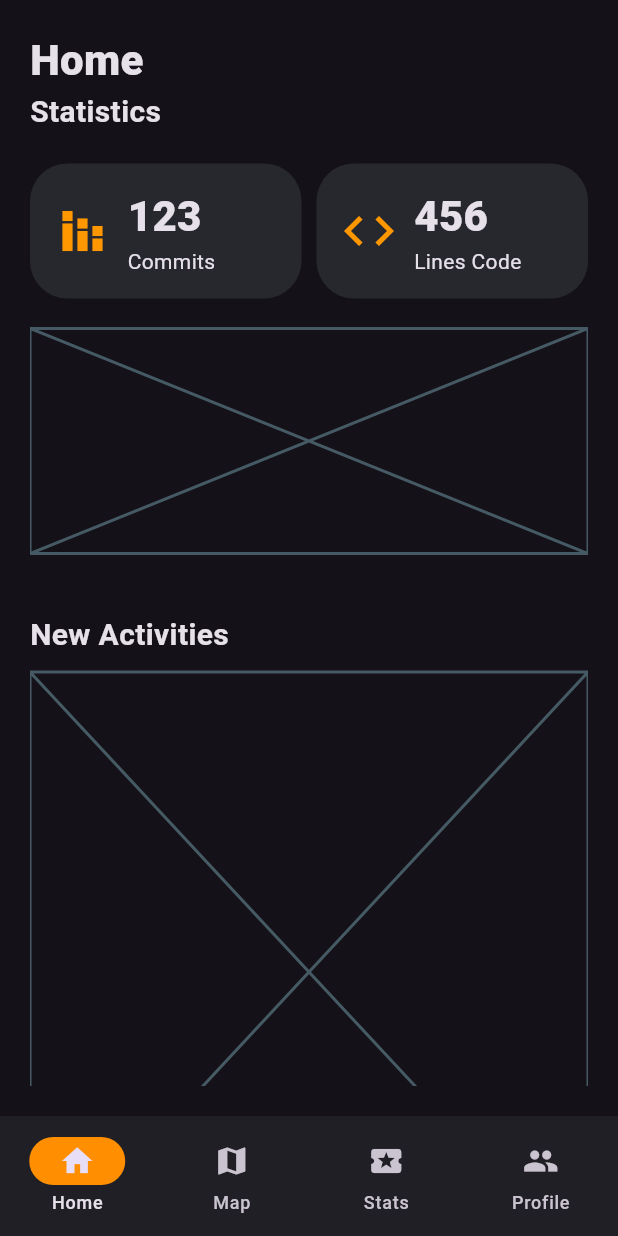
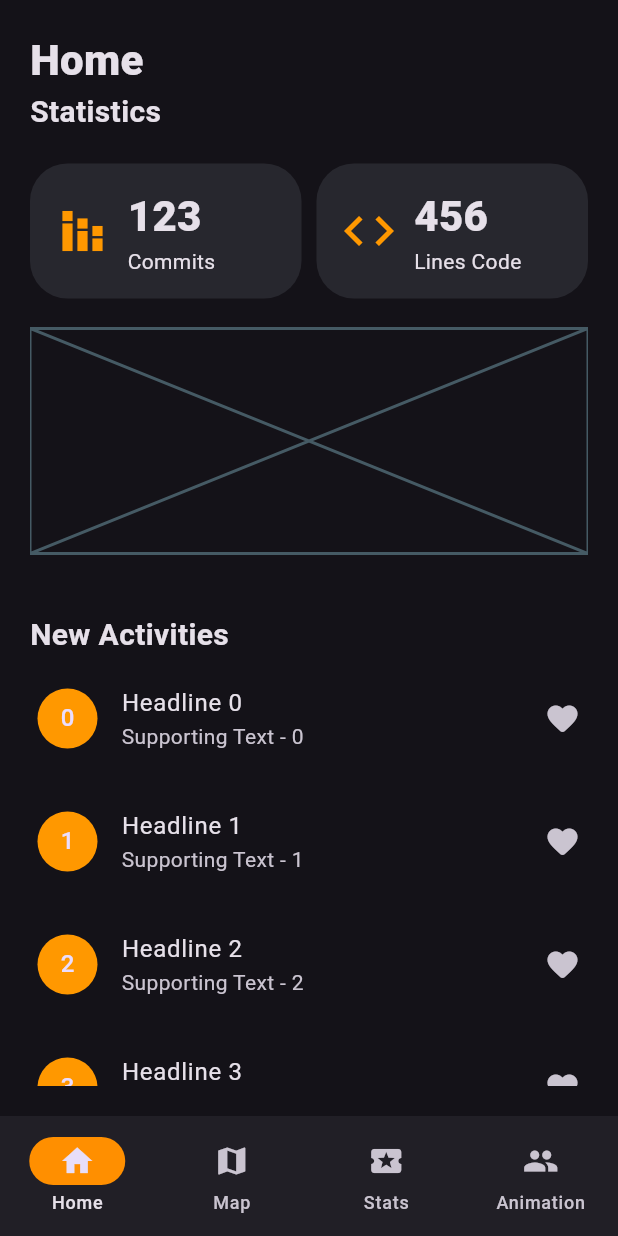
Before and after one commit to RaxoTheOne/mapz-batch2-app, a Flutter app: the screen it shows after launch, on a phone screen of 412 x 824 dp. Run offline on Flutter 3.47's test engine with Material 2 defaults, Android fonts, the phone set to English and light mode, and no system bars.

Commit message:
created list view and animated container

```diff
--- a/lib/app.dart
+++ b/lib/app.dart
@@ -52,7 +52,7 @@ class _NavigationWrapperState extends State<NavigationWrapper> {
           ),
           NavigationDestination(
             icon: Icon(Icons.group),
-            label: 'Profile',
+            label: 'Animation',
           ),
         ],
       ),
@@ -61,7 +61,7 @@ class _NavigationWrapperState extends State<NavigationWrapper> {
         const StyledPage(),
         const MapPage(),
         const StatsPagewithlist(),
-        const ProfilePage(),
+        const AnimatedContainerExample(),
       ][currentPageIndex]),
     );
   }
@@ -221,11 +221,7 @@ class StyledPage extends StatelessWidget {
                 fontWeight: FontWeight.bold,
               ),
             ),
-            const SizedBox(height: 10),
-            const SizedBox(
-              height: 400,
-              child: Placeholder(),
-            )
+            ListItemBuilder(itemCount: 20),
           ],
         ),
       ),
@@ -262,3 +258,90 @@ Widget _statusBox(String number, String explanation, IconData iconData) {
     ),
   );
 }
+
+//animierter Container
+
+class AnimatedContainerExample extends StatefulWidget {
+  const AnimatedContainerExample({super.key});
+
+  @override
+  _AnimatedContainerExampleState createState() =>
+      _AnimatedContainerExampleState();
+}
+
+class _AnimatedContainerExampleState extends State<AnimatedContainerExample> {
+  double _width = 100.0;
+
+  @override
+  Widget build(BuildContext context) {
+    return Scaffold(
+      body: Center(
+        child: Column(mainAxisAlignment: MainAxisAlignment.center, children: [
+          AnimatedContainer(
+              duration: Duration(seconds: 10),
+              width: _width,
+              height: 100.0,
+              color: Colors.orange),
+          ElevatedButton(
+            child: Text('Zaubern'),
+            onPressed: () {
+              setState(() {
+                _width = _width == 100.0 ? 200.0 : 100.0;
+              });
+            },
+          ),
+        ]),
+      ),
+    );
+  }
+}
+
+//Listenerstellung
+class ListItemBuilder extends StatelessWidget {
+  final int itemCount;
+
+  const ListItemBuilder({required this.itemCount, Key? key}) : super(key: key);
+
+  List<Widget> _buildListItems(BuildContext context) {
+    return List.generate(
+        itemCount,
+        (index) => ListTile(
+              leading: CircleAvatar(
+                child: Text('$index'),
+                backgroundColor: Colors.orange,
+              ),
+              title: Text('Headline $index'),
+              subtitle: Text('Supporting Text - $index'),
+              trailing: Icon(Icons.favorite_rounded),
+              contentPadding: EdgeInsets.all(5),
+              onTap: () {
+                Navigator.push(
+                  context,
+                  MaterialPageRoute(
+                    builder: (context) => DetailPage(index: index),
+                  ),
+                );
+              },
+            ));
+  }
+
+  @override
+  Widget build(BuildContext context) {
+    return Column(children: _buildListItems(context));
+  }
+}
+
+//DetailPage
+class DetailPage extends StatelessWidget {
+  final int index;
+
+  const DetailPage({required this.index, Key? key}) : super(key: key);
+
+  @override
+  Widget build(BuildContext context) {
+    return Scaffold(
+      appBar: AppBar(title: Text('DetailPage für das $index. Element')),
+      body: Center(child: Text('Das ist das $index. Element')),
+    );
+  }
+}
--- a/pubspec.yaml
+++ b/pubspec.yaml
@@ -17,3 +17,6 @@ dev_dependencies:
 
 flutter:
   uses-material-design: true
+  assets:
+    - assets/logo.png
+    - assets/Vector.png
```
Also changed, not shown: assets/Vector.png (added), assets/logo.png (added), 6 other files.
